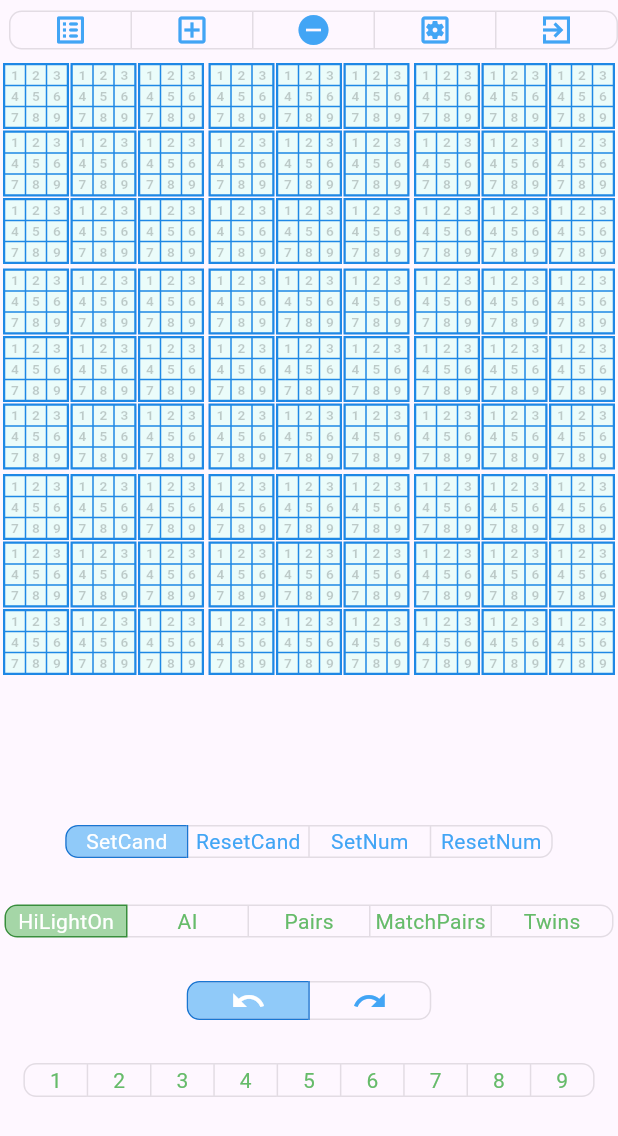
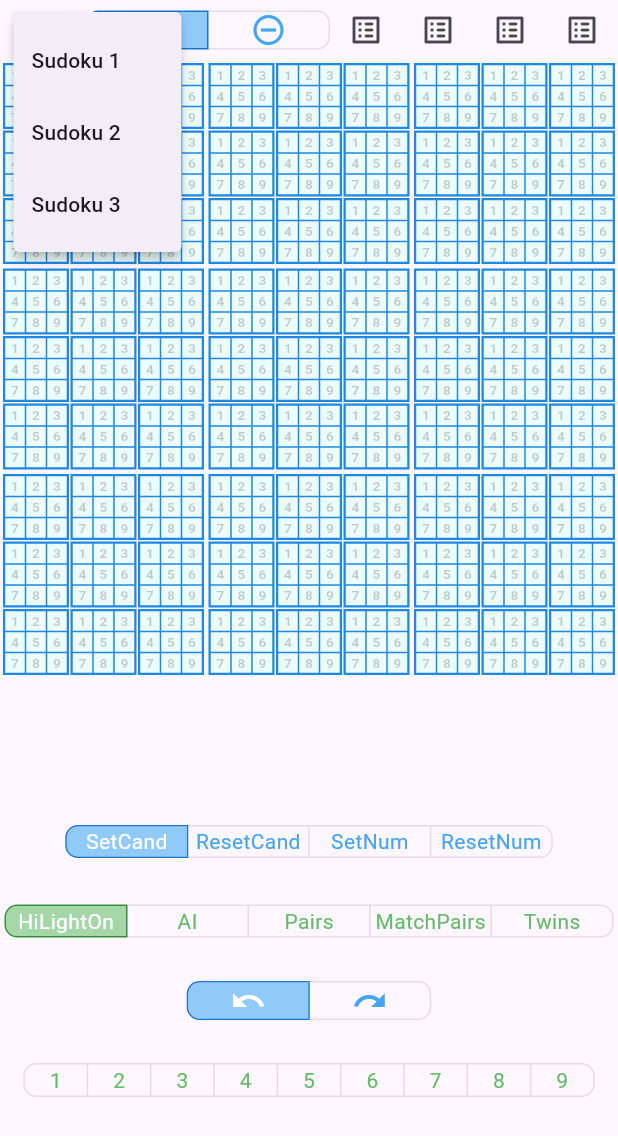
Before and after one commit to MirkoThulke/Dart_Flutter_Sudoku, a Flutter app: the screen it shows after launch, after a tap on the "list alt" icon, on a phone screen of 412 x 824 dp. Shown: the top 1136 px of the screen. Run offline on Flutter 3.47's test engine with Material 3 defaults, Android fonts, the light colour scheme and no system bars.

Commit message:
V1.2.0 draft of appbar

```diff
--- a/lib/main.dart
+++ b/lib/main.dart
@@ -37,13 +37,27 @@ const List<Widget> undoiconlist = <Widget>[
   Icon(Icons.redo),
 ];
 
+/*
 const List<Widget> saveCreateList = <Widget>[
   Icon(Icons.list_alt_rounded),
   Icon(Icons.add_box_outlined),
-  Icon(Icons.remove_circle),
+  Icon(Icons.remove_circle_outline),
   Icon(Icons.settings_applications_outlined),
+  Icon(Icons.info_outline_rounded),
   Icon(Icons.exit_to_app_sharp),
 ];
+*/
+
+const List<Widget> addRemoveList = <Widget>[
+  Icon(Icons.add_box_outlined),
+  Icon(Icons.remove_circle_outline),
+];
+
+// This is the type used by the popup menu below.
+enum SudokuItem { itemOne, itemTwo, itemThree }
+
+// This is the type used by the popup menu below.
+enum SampleItem { itemOne, itemTwo, itemThree }
 
 /////////////////////////////////////
 
@@ -53,7 +67,7 @@ typedef SelectedNumberList = List<bool>;
 typedef SelectedSetResetList = List<bool>;
 typedef SelectedPatternList = List<bool>;
 typedef SelectedUndoIconList = List<bool>;
-typedef SelectSaveCreateList = List<bool>;
+typedef SelectAddRemoveList = List<bool>;
 /////////////////////////////////////
 
 // Debug Logging class
@@ -90,13 +104,7 @@ class DataProvider with ChangeNotifier {
 
   SelectedUndoIconList _selectedUndoIconList = <bool>[true, false];
 
-  SelectSaveCreateList _selectSaveCreateList = <bool>[
-    false,
-    false,
-    false,
-    false,
-    false
-  ];
+  SelectAddRemoveList _selectAddRemoveList = <bool>[true, false];
 
   void updateDataNumberlist(SelectedNumberList selectedNumberListNewData) {
     _selectedNumberList = selectedNumberListNewData;
@@ -121,9 +129,9 @@ class DataProvider with ChangeNotifier {
     notifyListeners();
   }
 
-  void updateDataselectSaveCreateList(
-      SelectSaveCreateList selectSaveCreateListNewData) {
-    _selectSaveCreateList = selectSaveCreateListNewData;
+  void updateDataselectAddRemoveList(
+      SelectAddRemoveList selectAddRemoveListNewData) {
+    _selectAddRemoveList = selectAddRemoveListNewData;
     notifyListeners();
   }
 }
@@ -325,17 +333,128 @@ class appBarActions extends StatefulWidget {
 }
 
 class _appBarActions extends State<appBarActions> {
-  SelectedUndoIconList _selectSaveCreateListNewData = <bool>[
-    false,
-    false,
-    false,
-    false,
-    false
-  ];
+  SelectAddRemoveList _selectAddRemoveListNewData = <bool>[true, false];
 
   @override
   Widget build(BuildContext context) {
-    return Container(
+    SudokuItem? _selectedSudoku;
+
+    SampleItem? selectedItem;
+    return Row(
+        mainAxisSize: MainAxisSize.min,
+        mainAxisAlignment: MainAxisAlignment.center,
+        children: <Widget>[
+          PopupMenuButton<SudokuItem>(
+              icon: Icon(Icons.list_alt_rounded),
+              initialValue: _selectedSudoku,
+              onSelected: (SudokuItem _sudokuItem) {
+                setState(() {
+                  _selectedSudoku = _sudokuItem;
+                });
+              },
+              itemBuilder: (BuildContext context) =>
+                  <PopupMenuEntry<SudokuItem>>[
+                    const PopupMenuItem<SudokuItem>(
+                        value: SudokuItem.itemOne, child: Text('Sudoku 1')),
+                    const PopupMenuItem<SudokuItem>(
+                        value: SudokuItem.itemTwo, child: Text('Sudoku 2')),
+                    const PopupMenuItem<SudokuItem>(
+                        value: SudokuItem.itemThree, child: Text('Sudoku 3')),
+                  ]),
+          ToggleButtons(
+            direction: Axis.horizontal,
+            onPressed: (int index) {
+              // The button that is tapped is set to true, and the others to false.
+              for (int i = 0; i < _selectAddRemoveListNewData.length; i++) {
+                _selectAddRemoveListNewData[i] = i == index;
+              }
+              Provider.of<DataProvider>(context, listen: false)
+                  .updateDataselectAddRemoveList(_selectAddRemoveListNewData);
+            },
+            borderRadius: const BorderRadius.all(Radius.circular(8)),
+            selectedBorderColor: Colors.blue[700],
+            selectedColor: Colors.white,
+            fillColor: Colors.blue[200],
+            color: Colors.blue[400],
+            constraints: const BoxConstraints(
+              minHeight: 20.0,
+              minWidth: 80.0,
+              // maxHeight: 60.0,
+              // maxWidth: SizeConfig.safeBlockHorizontal!,
+            ),
+            isSelected: _selectAddRemoveListNewData,
+            children: addRemoveList,
+          ),
+          PopupMenuButton<SampleItem>(
+              icon: Icon(Icons.list_alt_rounded),
+              initialValue: selectedItem,
+              onSelected: (SampleItem item) {
+                setState(() {
+                  selectedItem = item;
+                });
+              },
+              itemBuilder: (BuildContext context) =>
+                  <PopupMenuEntry<SampleItem>>[
+                    const PopupMenuItem<SampleItem>(
+                        value: SampleItem.itemOne, child: Text('Item 1')),
+                    const PopupMenuItem<SampleItem>(
+                        value: SampleItem.itemTwo, child: Text('Item 2')),
+                    const PopupMenuItem<SampleItem>(
+                        value: SampleItem.itemThree, child: Text('Item 3')),
+                  ]),
+          PopupMenuButton<SampleItem>(
+              icon: Icon(Icons.list_alt_rounded),
+              initialValue: selectedItem,
+              onSelected: (SampleItem item) {
+                setState(() {
+                  selectedItem = item;
+                });
+              },
+              itemBuilder: (BuildContext context) =>
+                  <PopupMenuEntry<SampleItem>>[
+                    const PopupMenuItem<SampleItem>(
+                        value: SampleItem.itemOne, child: Text('Item 1')),
+                    const PopupMenuItem<SampleItem>(
+                        value: SampleItem.itemTwo, child: Text('Item 2')),
+                    const PopupMenuItem<SampleItem>(
+                        value: SampleItem.itemThree, child: Text('Item 3')),
+                  ]),
+          PopupMenuButton<SampleItem>(
+              icon: Icon(Icons.list_alt_rounded),
+              initialValue: selectedItem,
+              onSelected: (SampleItem item) {
+                setState(() {
+                  selectedItem = item;
+                });
+              },
+              itemBuilder: (BuildContext context) =>
+                  <PopupMenuEntry<SampleItem>>[
+                    const PopupMenuItem<SampleItem>(
+                        value: SampleItem.itemOne, child: Text('Item 1')),
+                    const PopupMenuItem<SampleItem>(
+                        value: SampleItem.itemTwo, child: Text('Item 2')),
+                    const PopupMenuItem<SampleItem>(
+                        value: SampleItem.itemThree, child: Text('Item 3')),
+                  ]),
+          PopupMenuButton<SampleItem>(
+              icon: Icon(Icons.list_alt_rounded),
+              initialValue: selectedItem,
+              onSelected: (SampleItem item) {
+                setState(() {
+                  selectedItem = item;
+                });
+              },
+              itemBuilder: (BuildContext context) =>
+                  <PopupMenuEntry<SampleItem>>[
+                    const PopupMenuItem<SampleItem>(
+                        value: SampleItem.itemOne, child: Text('Item 1')),
+                    const PopupMenuItem<SampleItem>(
+                        value: SampleItem.itemTwo, child: Text('Item 2')),
+                    const PopupMenuItem<SampleItem>(
+                        value: SampleItem.itemThree, child: Text('Item 3')),
+                  ]),
+        ]);
+    /*
         child: ToggleButtons(
       direction: Axis.horizontal,
       onPressed: (int index) {
@@ -359,7 +478,7 @@ class _appBarActions extends State<appBarActions> {
       ),
       isSelected: _selectSaveCreateListNewData,
       children: saveCreateList,
-    ));
+    ) */
   }
 }
 
```
